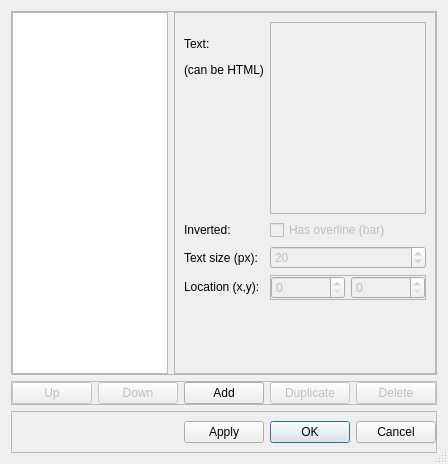
gdevic/Z80Explorer, file src/DialogEditAnnotations.ui: the form before one commit.
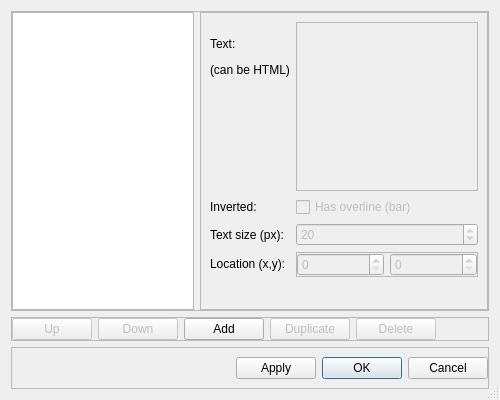
The form after the commit.

Patch:
```diff
--- a/src/DialogEditAnnotations.ui
+++ b/src/DialogEditAnnotations.ui
@@ -6,8 +6,8 @@
    <rect>
     <x>0</x>
     <y>0</y>
-    <width>443</width>
-    <height>464</height>
+    <width>500</width>
+    <height>400</height>
    </rect>
   </property>
   <property name="windowTitle">
```
